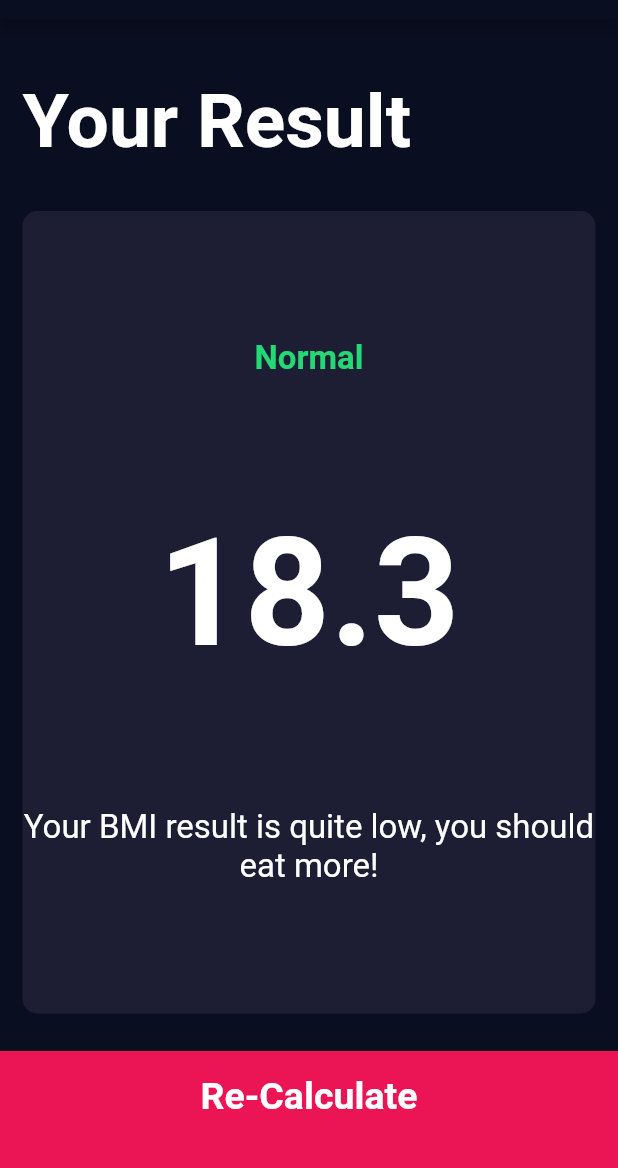
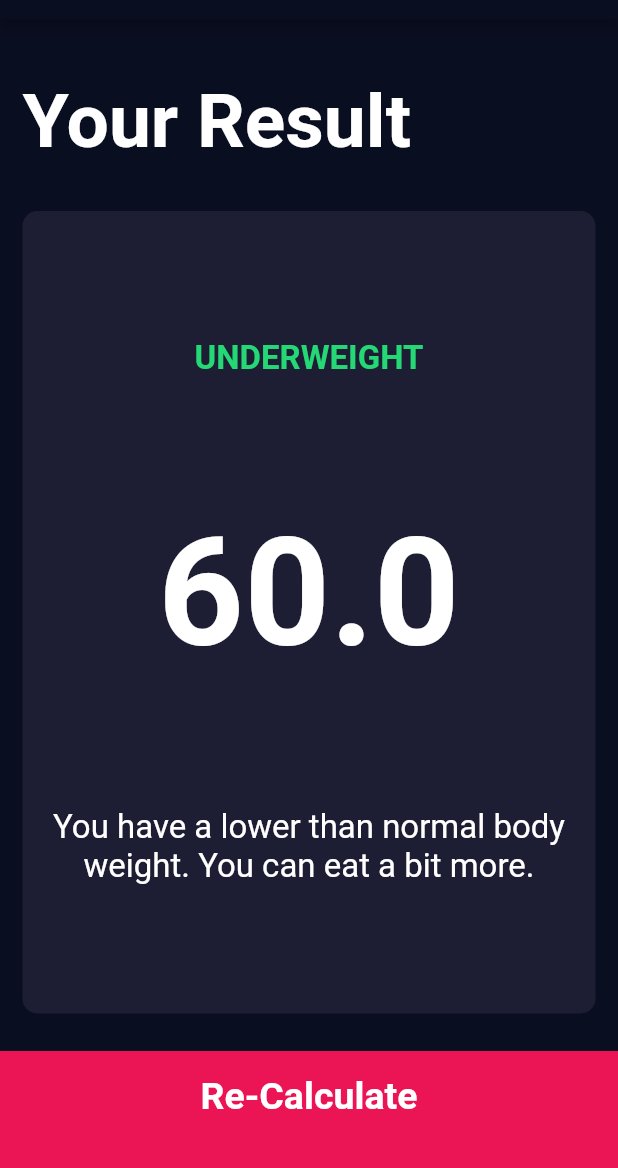
Before and after one commit to Nis-chal/bmi-calculator-flutter, a Flutter app: the screen it shows after launch, after a tap on "CALCULATE", on a phone screen of 412 x 824 dp, the part 65-1233 px from its top. Run offline on Flutter 3.47's test engine with Material 2 defaults, Android fonts, the phone set to English and light mode, and no system bars; our stand-ins replace font_awesome_flutter.

```diff
--- /dev/null
+++ b/lib/calculator_brain.dart
@@ -0,0 +1,35 @@
+import 'dart:math';
+
+class CalculatorBrain {
+  CalculatorBrain({required this.height, required this.weight});
+  int height;
+  int weight;
+
+  double _bmi = 1;
+
+  String calculateBMI() {
+    double _bmi = weight / pow(height / 100, 2);
+
+    return _bmi.toStringAsFixed(1);
+  }
+
+  String getResult() {
+    if (_bmi >= 25) {
+      return "Overweight";
+    } else if (_bmi > 18.5) {
+      return 'Normal';
+    } else {
+      return 'Underweight';
+    }
+  }
+
+  String getInterpretation() {
+    if (_bmi >= 25) {
+      return "You have a higher than normal body weight, Try to exercies more.";
+    } else if (_bmi > 18.5) {
+      return 'You have a normal body weight, Good job!';
+    } else {
+      return 'You have a lower than normal body weight. You can eat a bit more.';
+    }
+  }
+}
--- a/lib/components/bottom_button.dart
+++ b/lib/components/bottom_button.dart
@@ -5,7 +5,7 @@ import '../constants.dart';
 class BottomButtom extends StatelessWidget {
   final VoidCallback onTap;
   final String buttonTitle;
-  BottomButtom({required this.onTap, required this.buttonTitle}) {}
+  BottomButtom({required this.onTap, required this.buttonTitle});
 
   @override
   Widget build(BuildContext context) {
@@ -18,9 +18,9 @@ class BottomButtom extends StatelessWidget {
             style: KLargeButtonTextStyle,
           ),
         ),
-        padding: EdgeInsets.only(bottom: 20.0),
+        padding:const EdgeInsets.only(bottom: 20.0),
         color: kBottomContainerColour,
-        margin: EdgeInsets.only(top: 10.0),
+        margin:const EdgeInsets.only(top: 10.0),
         width: double.infinity,
         height: kBottomContainerHeight,
       ),
--- a/lib/components/round_icon_button.dart
+++ b/lib/components/round_icon_button.dart
@@ -9,9 +9,9 @@ class RoundIconButton extends StatelessWidget {
     return RawMaterialButton(
       child: Icon(icon),
       elevation: 0.0,
-      constraints: BoxConstraints.tightFor(width: 56.0, height: 56.0),
-      shape: CircleBorder(),
-      fillColor: Color(0xFF4C4F5E),
+      constraints: const BoxConstraints.tightFor(width: 56.0, height: 56.0),
+      shape:const  CircleBorder(),
+      fillColor:const Color(0xFF4C4F5E),
       onPressed: onpressed,
     );
   }
--- a/lib/screens/input_page.dart
+++ b/lib/screens/input_page.dart
@@ -7,6 +7,7 @@ import '../constants.dart';
 import 'result_page.dart';
 import '../components/bottom_button.dart';
 import '../components/round_icon_button.dart';
+import 'package:bmicalculatorapp/calculator_brain.dart';
 
 enum Gender { male, female }
 
@@ -153,7 +154,7 @@ class _InputPageState extends State<InputPage> {
                       mainAxisAlignment: MainAxisAlignment.center,
                       children: [
                         Text(
-                          'Height',
+                          'Weight',
                           style: kLableTextStyle,
                         ),
                         Text(
@@ -240,10 +241,17 @@ class _InputPageState extends State<InputPage> {
           BottomButtom(
             buttonTitle: 'CALCULATE',
             onTap: (() {
+              CalculatorBrain calc =
+                  CalculatorBrain(height: height, weight: weight);
+
               Navigator.push(
                 context,
                 MaterialPageRoute(
-                  builder: (context) => ResultsPage(),
+                  builder: (context) => ResultsPage(
+                    bmiResult: calc.calculateBMI(),
+                    resultText: calc.getResult(),
+                    interpretation: calc.getInterpretation(),
+                  ),
                 ),
               );
             }),
--- a/lib/screens/result_page.dart
+++ b/lib/screens/result_page.dart
@@ -1,16 +1,22 @@
 import 'package:bmicalculatorapp/components/reusable_card.dart';
+
 import 'package:flutter/material.dart';
 import '../constants.dart';
 import 'package:bmicalculatorapp/components/bottom_button.dart';
 
 class ResultsPage extends StatelessWidget {
-  const ResultsPage({Key? key}) : super(key: key);
-
+  final String bmiResult;
+  final String resultText;
+  final String interpretation;
+  ResultsPage(
+      {required this.bmiResult,
+      required this.resultText,
+      required this.interpretation});
   @override
   Widget build(BuildContext context) {
     return Scaffold(
       appBar: AppBar(
-        title: Text('BMI CALCULATOR'),
+        title: const Text('BMI CALCULATOR'),
       ),
       body: Column(
         mainAxisAlignment: MainAxisAlignment.spaceBetween,
@@ -35,15 +41,15 @@ class ResultsPage extends StatelessWidget {
                 crossAxisAlignment: CrossAxisAlignment.center,
                 children: [
                   Text(
-                    'Normal',
+                    resultText.toUpperCase(),
                     style: KresultTextStyle,
                   ),
                   Text(
-                    '18.3',
+                    bmiResult,
                     style: kBMITextStyle,
                   ),
                   Text(
-                    'Your BMI result is quite low, you should eat more!',
+                    interpretation,
                     style: kBodyTextStyle,
                     textAlign: TextAlign.center,
                   ),
```
